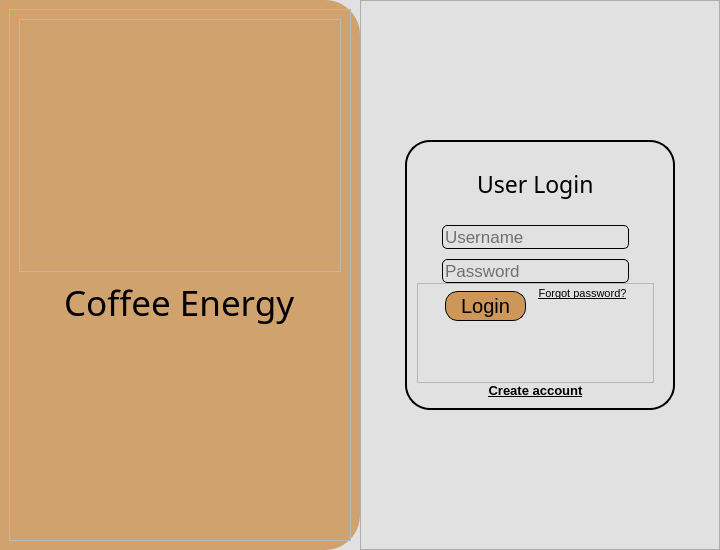
Old version of the form Final Main/windows/lugin_page.ui in the repository syxn0/syno.
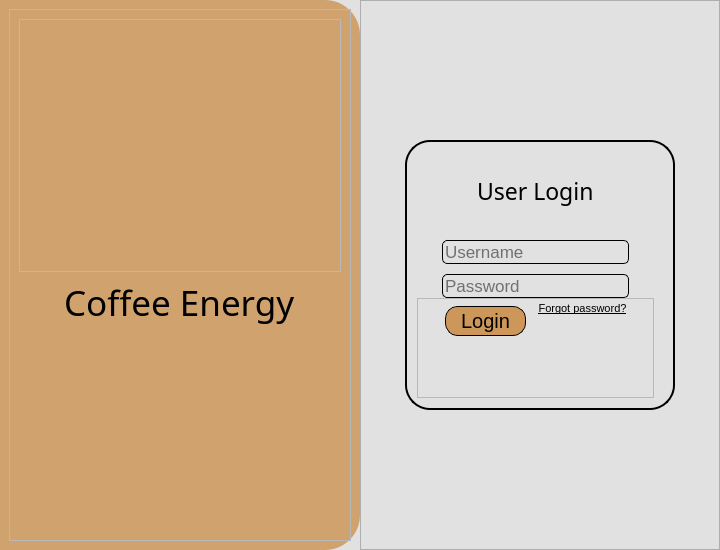
New version of the form. Icons and pictures are not drawn.

Commit message: label name

```diff
--- a/Final Main/windows/lugin_page.ui
+++ b/Final Main/windows/lugin_page.ui
@@ -352,25 +352,6 @@
             </widget>
            </widget>
           </item>
-          <item>
-           <widget class="QPushButton" name="create">
-            <property name="font">
-             <font>
-              <pointsize>10</pointsize>
-              <weight>75</weight>
-              <italic>false</italic>
-              <bold>true</bold>
-              <underline>true</underline>
-             </font>
-            </property>
-            <property name="cursor">
-             <cursorShape>PointingHandCursor</cursorShape>
-            </property>
-            <property name="text">
-             <string>Create account</string>
-            </property>
-           </widget>
-          </item>
          </layout>
         </widget>
        </item>
```
The commit also changes 4 other files.
